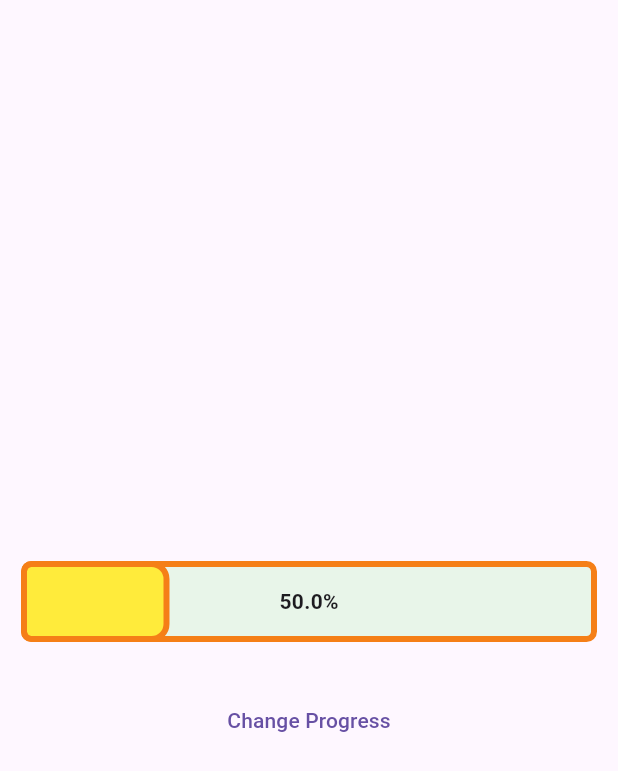
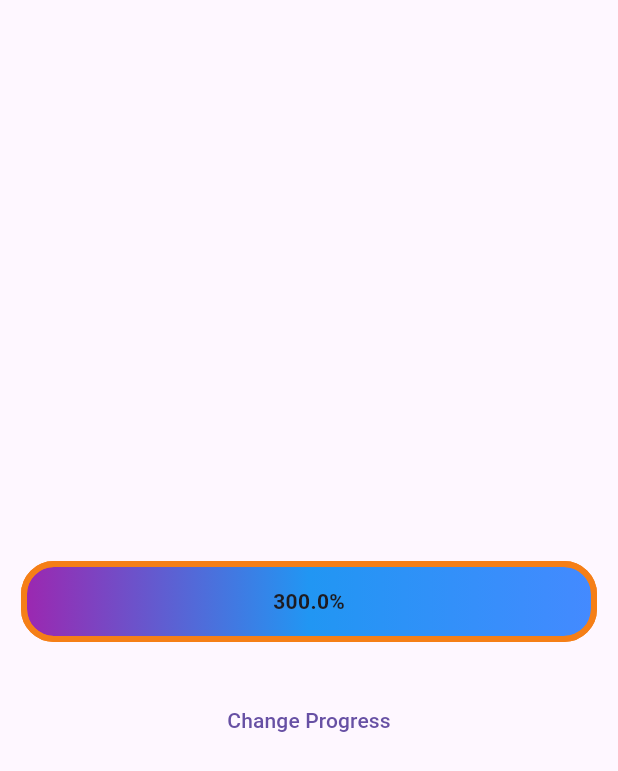
Before and after one commit to SwanFlutter/custom_linear_progress_indicator, a Flutter app: the screen it shows after launch, on a phone screen of 412 x 824 dp. Shown: the top 771 px of the screen. Run offline on Flutter 3.47's test engine with Material 3 defaults, Android fonts, the phone set to English and light mode, and no system bars.

Commit message:
up to 0.0.4

```diff
--- a/example/lib/main.dart
+++ b/example/lib/main.dart
@@ -33,7 +33,7 @@ class MyHomePage extends StatefulWidget {
 
 class _MyHomePageState extends State<MyHomePage> {
   DateTime selectedData = DateTime.now();
-  late double progressPercent = 0.5;
+  late double progressPercent = 3;
 
   @override
   Widget build(BuildContext context) {
@@ -47,7 +47,7 @@ class _MyHomePageState extends State<MyHomePage> {
           children: [
             // you can click double tap to reset progress
             CustomLinearProgressIndicator(
-              maxValue: 2, // new
+              maxValue: 3, // new
               value: progressPercent,
               minHeight: 50,
               borderWidth: 4,
@@ -55,16 +55,17 @@ class _MyHomePageState extends State<MyHomePage> {
               borderStyle: BorderStyle.solid,
               colorLinearProgress: Colors.yellow,
               animationDuration: 1000,
-              borderRadius: 5,
-              linearProgressBarBorderRadius: 10,
+              borderRadius: 20,
+              linearProgressBarBorderRadius: 15,
               backgroundColor: Colors.green.shade50,
               progressAnimationCurve: Curves.ease, // new
               alignment: Alignment.center, // new
               showPercent: true, // new
               percentTextStyle: const TextStyle(fontWeight: FontWeight.bold),
+              gradientColors: const [Colors.purple, Colors.blue, Colors.blueAccent], // new
               onProgressChanged: (double value) {
                 // new
-                log('Progress: $value');
+                // log('Progress: $value');
               },
             ),
             const SizedBox(height: 30),
--- a/pubspec.yaml
+++ b/pubspec.yaml
@@ -1,6 +1,6 @@
 name: custom_linear_progress_indicator
 description: "Provides a customizable linear progress indicator widget for Flutter applications, offering animation and visual customization options."
-version: 0.0.3
+version: 0.0.4
 homepage: "https://github.com/SwanFlutter/custom_linear_progress_indicator.git"
 
 environment:
```
Also changed, not shown: lib/custom_linear_progress_indicator.dart (+13 -9 lines), lib/src/widget/custom_progress_bar_painter.dart (+15 -0 lines), 2 other files.
